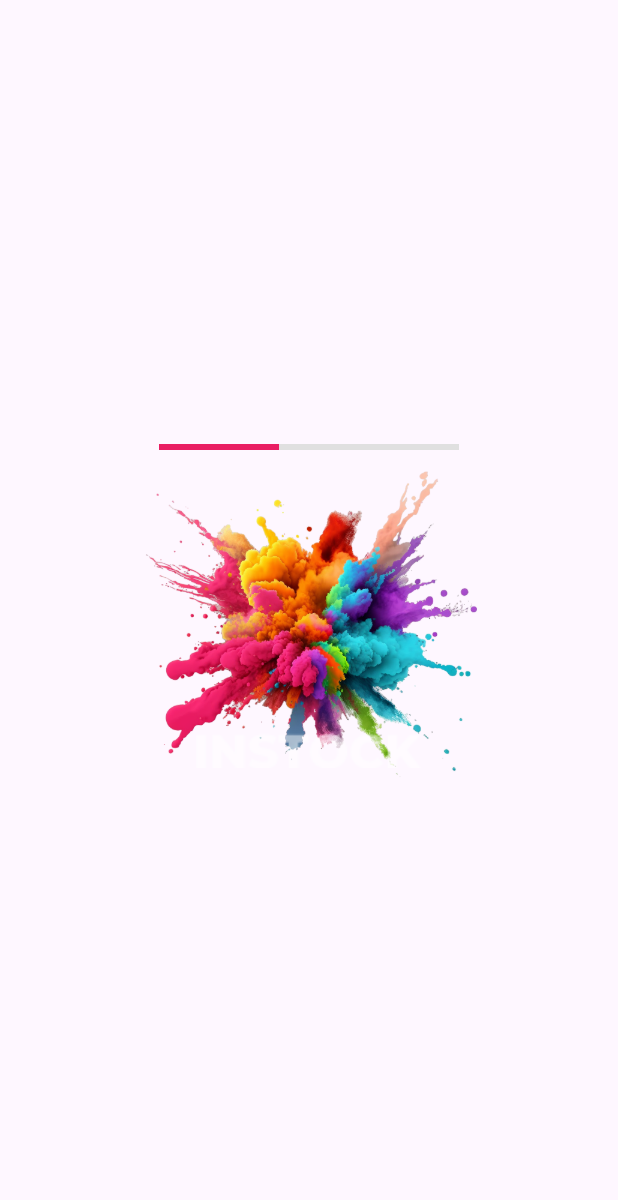
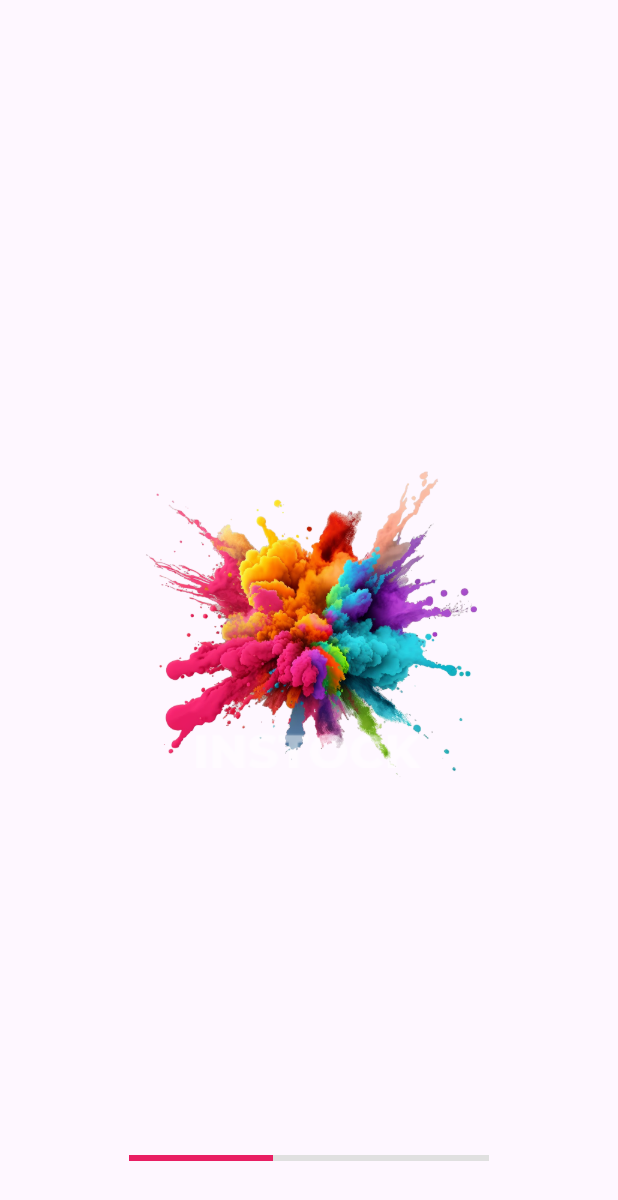
Before and after one commit to david-tawfik/flutter_animation_3, a Flutter app: the first screen one second after launch, on a phone screen of 412 x 824 dp. Shown: the top 1200 px of the screen. Run offline on Flutter 3.47's test engine with Material 3 defaults, Android fonts, the phone set to English and light mode, and no system bars.

Commit message:
fixed the position of the indicator

```diff
--- a/lib/components/credentials_block.dart
+++ b/lib/components/credentials_block.dart
@@ -94,14 +94,16 @@ class _CredentialsBlockState extends State<CredentialsBlock>
 
   @override
 Widget build(BuildContext context) {
-    return Column(
+  return Stack(
+    children: [
+      Column(
         mainAxisAlignment: MainAxisAlignment.start,
         children: [
           SlideTransition(
             position: _logoAnimation,
             child: Stack(
               children: [
-             Image.asset('assets/images/splash.png', width: 240,),
+                Image.asset('assets/images/splash.png', width: 240),
                 Positioned(
                   top: 25,
                   left: 0,
@@ -112,8 +114,10 @@ class _CredentialsBlockState extends State<CredentialsBlock>
                     child: AnimatedOpacity(
                       duration: const Duration(seconds: 1),
                       opacity: _opacity,
-                   child: Image.asset('assets/images/instock.png',width: 50)),
-               )),
+                      child: Image.asset('assets/images/instock.png', width: 50),
+                    ),
+                  ),
+                ),
               ],
             ),
           ),
@@ -165,24 +169,31 @@ class _CredentialsBlockState extends State<CredentialsBlock>
                         foregroundColor: Colors.pink,
                         backgroundColor: Colors.white,
                         borderColor: Colors.pink,
-                       text: 'Create new account'),
+                        text: 'Create new account',
+                      ),
                       const SizedBox(height: 50),
                     ],
                   ),
                 )
-           : AnimatedBuilder(
+              : const SizedBox.shrink(),
+        ],
+      ),
+      if (!_isLoaded)
+        Positioned(
+          bottom: 50,
+          left: 0,
+          right: 0,
+          child: AnimatedBuilder(
             animation: _progressAnimation,
             builder: (context, child) {
-                 return SizedBox(
-                  width:200,
-                   child: LinearProgressIndicator(
+              return LinearProgressIndicator(
                 value: _progressAnimation.value,
                 backgroundColor: Colors.grey[300],
                 valueColor: const AlwaysStoppedAnimation<Color>(Colors.pink),
-                   ),
               );
             },
-             )
+          ),
+        ),
     ],
   );
 }
--- a/lib/main.dart
+++ b/lib/main.dart
@@ -14,6 +14,7 @@ class MainApp extends StatelessWidget {
   @override
   Widget build(BuildContext context) {
     return const MaterialApp(
+      debugShowCheckedModeBanner: false,
       home: Scaffold(
         body: Center(
           child: Padding(
```
Lines whose indentation alone changed are shown as unchanged.
